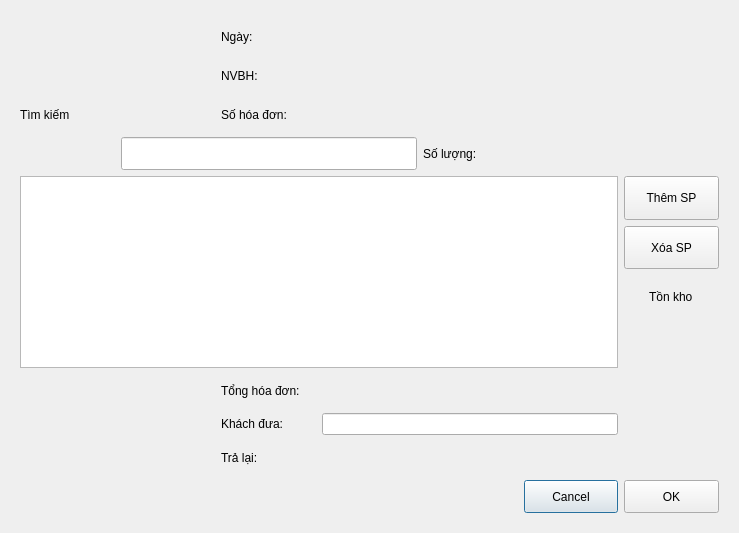
Old version of the form saleswindow.ui in the repository suofujita/nekolibro.
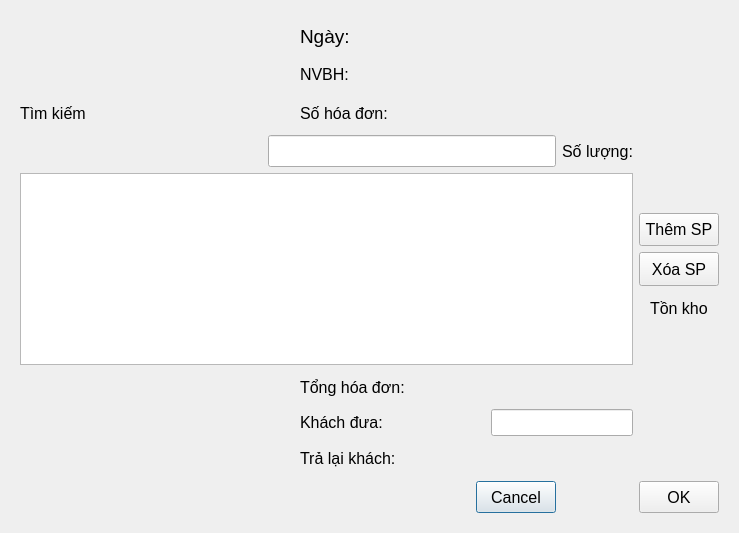
New version of the form. Icons and pictures are not drawn.

Commit message: updated tính tiền in saleswindow and design ui basic

```diff
--- a/saleswindow.ui
+++ b/saleswindow.ui
@@ -23,14 +23,19 @@
    <item row="0" column="1">
     <widget class="QWidget" name="gridWidget" native="true">
      <layout class="QGridLayout" name="gridLayout_6">
-      <item row="0" column="3" colspan="4">
-       <widget class="QLabel" name="date_time">
+      <item row="3" column="1" colspan="5">
+       <widget class="QLineEdit" name="search">
         <property name="sizePolicy">
          <sizepolicy hsizetype="Preferred" vsizetype="Preferred">
           <horstretch>0</horstretch>
           <verstretch>0</verstretch>
          </sizepolicy>
         </property>
+        <property name="font">
+         <font>
+          <pointsize>12</pointsize>
+         </font>
+        </property>
         <property name="text">
          <string/>
         </property>
@@ -44,13 +49,135 @@
           <verstretch>0</verstretch>
          </sizepolicy>
         </property>
+        <property name="font">
+         <font>
+          <pointsize>12</pointsize>
+         </font>
+        </property>
         <property name="text">
          <string>Cancel</string>
         </property>
        </widget>
       </item>
-      <item row="8" column="6">
-       <widget class="QLabel" name="stock">
+      <item row="9" column="2">
+       <widget class="QLabel" name="label_6">
+        <property name="sizePolicy">
+         <sizepolicy hsizetype="Preferred" vsizetype="Preferred">
+          <horstretch>0</horstretch>
+          <verstretch>0</verstretch>
+         </sizepolicy>
+        </property>
+        <property name="font">
+         <font>
+          <pointsize>12</pointsize>
+         </font>
+        </property>
+        <property name="text">
+         <string>Tổng hóa đơn:</string>
+        </property>
+       </widget>
+      </item>
+      <item row="3" column="6">
+       <widget class="QLabel" name="label_10">
+        <property name="font">
+         <font>
+          <pointsize>12</pointsize>
+         </font>
+        </property>
+        <property name="text">
+         <string>Số lượng:</string>
+        </property>
+       </widget>
+      </item>
+      <item row="0" column="2">
+       <widget class="QLabel" name="label_3">
+        <property name="sizePolicy">
+         <sizepolicy hsizetype="Preferred" vsizetype="Preferred">
+          <horstretch>0</horstretch>
+          <verstretch>0</verstretch>
+         </sizepolicy>
+        </property>
+        <property name="font">
+         <font>
+          <pointsize>14</pointsize>
+         </font>
+        </property>
+        <property name="text">
+         <string>Ngày: </string>
+        </property>
+       </widget>
+      </item>
+      <item row="0" column="3" colspan="5">
+       <widget class="QLabel" name="date_time">
+        <property name="sizePolicy">
+         <sizepolicy hsizetype="Preferred" vsizetype="Preferred">
+          <horstretch>0</horstretch>
+          <verstretch>0</verstretch>
+         </sizepolicy>
+        </property>
+        <property name="font">
+         <font>
+          <pointsize>12</pointsize>
+          <bold>true</bold>
+         </font>
+        </property>
+        <property name="text">
+         <string/>
+        </property>
+       </widget>
+      </item>
+      <item row="2" column="3" colspan="5">
+       <widget class="QLabel" name="num_bill">
+        <property name="sizePolicy">
+         <sizepolicy hsizetype="Preferred" vsizetype="Preferred">
+          <horstretch>0</horstretch>
+          <verstretch>0</verstretch>
+         </sizepolicy>
+        </property>
+        <property name="font">
+         <font>
+          <pointsize>12</pointsize>
+          <bold>true</bold>
+         </font>
+        </property>
+        <property name="text">
+         <string/>
+        </property>
+       </widget>
+      </item>
+      <item row="3" column="7">
+       <widget class="QLabel" name="num_book">
+        <property name="font">
+         <font>
+          <pointsize>12</pointsize>
+          <bold>true</bold>
+         </font>
+        </property>
+        <property name="text">
+         <string/>
+        </property>
+       </widget>
+      </item>
+      <item row="1" column="2">
+       <widget class="QLabel" name="label_4">
+        <property name="sizePolicy">
+         <sizepolicy hsizetype="Preferred" vsizetype="Preferred">
+          <horstretch>0</horstretch>
+          <verstretch>0</verstretch>
+         </sizepolicy>
+        </property>
+        <property name="font">
+         <font>
+          <pointsize>12</pointsize>
+         </font>
+        </property>
+        <property name="text">
+         <string>NVBH:</string>
+        </property>
+       </widget>
+      </item>
+      <item row="2" column="1">
+       <widget class="QLabel" name="label_13">
         <property name="text">
          <string/>
         </property>
@@ -64,11 +191,96 @@
           <verstretch>0</verstretch>
          </sizepolicy>
         </property>
+        <property name="font">
+         <font>
+          <pointsize>12</pointsize>
+         </font>
+        </property>
         <property name="text">
          <string>Khách đưa:</string>
         </property>
        </widget>
       </item>
+      <item row="7" column="7" alignment="Qt::AlignmentFlag::AlignHCenter">
+       <widget class="QLabel" name="label_9">
+        <property name="font">
+         <font>
+          <pointsize>12</pointsize>
+         </font>
+        </property>
+        <property name="text">
+         <string>Tồn kho</string>
+        </property>
+       </widget>
+      </item>
+      <item row="5" column="7">
+       <widget class="QPushButton" name="add">
+        <property name="sizePolicy">
+         <sizepolicy hsizetype="Preferred" vsizetype="Preferred">
+          <horstretch>0</horstretch>
+          <verstretch>0</verstretch>
+         </sizepolicy>
+        </property>
+        <property name="font">
+         <font>
+          <pointsize>12</pointsize>
+         </font>
+        </property>
+        <property name="text">
+         <string>Thêm SP</string>
+        </property>
+       </widget>
+      </item>
+      <item row="12" column="7">
+       <widget class="QPushButton" name="pushButton_2">
+        <property name="sizePolicy">
+         <sizepolicy hsizetype="Preferred" vsizetype="Preferred">
+          <horstretch>0</horstretch>
+          <verstretch>0</verstretch>
+         </sizepolicy>
+        </property>
+        <property name="font">
+         <font>
+          <pointsize>12</pointsize>
+         </font>
+        </property>
+        <property name="text">
+         <string>OK</string>
+        </property>
+       </widget>
+      </item>
+      <item row="8" column="7">
+       <widget class="QLabel" name="stock">
+        <property name="font">
+         <font>
+          <pointsize>12</pointsize>
+          <bold>true</bold>
+         </font>
+        </property>
+        <property name="text">
+         <string/>
+        </property>
+       </widget>
+      </item>
+      <item row="1" column="3" colspan="5">
+       <widget class="QLabel" name="name">
+        <property name="sizePolicy">
+         <sizepolicy hsizetype="Preferred" vsizetype="Preferred">
+          <horstretch>0</horstretch>
+          <verstretch>0</verstretch>
+         </sizepolicy>
+        </property>
+        <property name="font">
+         <font>
+          <pointsize>12</pointsize>
+          <bold>true</bold>
+         </font>
+        </property>
+        <property name="text">
+         <string/>
+        </property>
+       </widget>
+      </item>
       <item row="2" column="0">
        <widget class="QLabel" name="label_2">
         <property name="sizePolicy">
@@ -77,32 +289,18 @@
           <verstretch>0</verstretch>
          </sizepolicy>
         </property>
+        <property name="font">
+         <font>
+          <pointsize>12</pointsize>
+         </font>
+        </property>
         <property name="text">
          <string>Tìm kiếm</string>
         </property>
        </widget>
       </item>
-      <item row="12" column="6">
-       <widget class="QPushButton" name="pushButton_2">
-        <property name="sizePolicy">
-         <sizepolicy hsizetype="Preferred" vsizetype="Preferred">
-          <horstretch>0</horstretch>
-          <verstretch>0</verstretch>
-         </sizepolicy>
-        </property>
-        <property name="text">
-         <string>OK</string>
-        </property>
-       </widget>
-      </item>
-      <item row="3" column="1" colspan="3">
-       <widget class="QLineEdit" name="search">
-        <property name="sizePolicy">
-         <sizepolicy hsizetype="Preferred" vsizetype="Preferred">
-          <horstretch>0</horstretch>
-          <verstretch>0</verstretch>
-         </sizepolicy>
-        </property>
+      <item row="0" column="0" rowspan="2">
+       <widget class="QLabel" name="logo">
         <property name="text">
          <string/>
         </property>
@@ -116,71 +314,32 @@
           <verstretch>0</verstretch>
          </sizepolicy>
         </property>
-        <property name="text">
-         <string>Trả lại:</string>
+        <property name="font">
+         <font>
+          <pointsize>12</pointsize>
+         </font>
         </property>
-       </widget>
-      </item>
-      <item row="2" column="3" colspan="4">
-       <widget class="QLabel" name="num_bill">
-        <property name="sizePolicy">
-         <sizepolicy hsizetype="Preferred" vsizetype="Preferred">
-          <horstretch>0</horstretch>
-          <verstretch>0</verstretch>
-         </sizepolicy>
-        </property>
         <property name="text">
-         <string/>
+         <string>Trả lại khách:</string>
         </property>
        </widget>
       </item>
-      <item row="5" column="6">
-       <widget class="QPushButton" name="add">
-        <property name="sizePolicy">
-         <sizepolicy hsizetype="Preferred" vsizetype="Preferred">
-          <horstretch>0</horstretch>
-          <verstretch>0</verstretch>
-         </sizepolicy>
+      <item row="3" column="0" alignment="Qt::AlignmentFlag::AlignRight">
+       <widget class="QLabel" name="label">
+        <property name="minimumSize">
+         <size>
+          <width>242</width>
+          <height>0</height>
+         </size>
         </property>
         <property name="text">
-         <string>Thêm SP</string>
-        </property>
-       </widget>
-      </item>
-      <item row="10" column="3" colspan="3">
-       <widget class="QLineEdit" name="lineEdit"/>
-      </item>
-      <item row="7" column="6" alignment="Qt::AlignmentFlag::AlignHCenter">
-       <widget class="QLabel" name="label_9">
-        <property name="text">
-         <string>Tồn kho</string>
-        </property>
-       </widget>
-      </item>
-      <item row="9" column="3" colspan="3">
-       <widget class="QLabel" name="total">
-        <property name="text">
          <string/>
         </property>
-       </widget>
-      </item>
-      <item row="3" column="5">
-       <widget class="QLabel" name="num_book">
-        <property name="text">
-         <string/>
+        <property name="pixmap">
+         <pixmap resource="galeries.qrc">:/image/search.png</pixmap>
         </property>
-       </widget>
-      </item>
-      <item row="1" column="3" colspan="4">
-       <widget class="QLabel" name="name">
-        <property name="sizePolicy">
-         <sizepolicy hsizetype="Preferred" vsizetype="Preferred">
-          <horstretch>0</horstretch>
-          <verstretch>0</verstretch>
-         </sizepolicy>
-        </property>
-        <property name="text">
-         <string/>
+        <property name="scaledContents">
+         <bool>true</bool>
         </property>
        </widget>
       </item>
@@ -192,39 +351,17 @@
           <verstretch>0</verstretch>
          </sizepolicy>
         </property>
+        <property name="font">
+         <font>
+          <pointsize>12</pointsize>
+         </font>
+        </property>
         <property name="text">
          <string>Số hóa đơn:</string>
         </property>
        </widget>
       </item>
-      <item row="0" column="2">
-       <widget class="QLabel" name="label_3">
-        <property name="sizePolicy">
-         <sizepolicy hsizetype="Preferred" vsizetype="Preferred">
-          <horstretch>0</horstretch>
-          <verstretch>0</verstretch>
-         </sizepolicy>
-        </property>
-        <property name="text">
-         <string>Ngày: </string>
-        </property>
-       </widget>
-      </item>
-      <item row="3" column="4">
-       <widget class="QLabel" name="label_10">
-        <property name="text">
-         <string>Số lượng:</string>
-        </property>
-       </widget>
-      </item>
-      <item row="11" column="3" colspan="3">
-       <widget class="QLabel" name="return_2">
-        <property name="text">
-         <string/>
-        </property>
-       </widget>
-      </item>
-      <item row="6" column="6">
+      <item row="6" column="7">
        <widget class="QPushButton" name="remove">
         <property name="sizePolicy">
          <sizepolicy hsizetype="Preferred" vsizetype="Preferred">
@@ -232,47 +369,59 @@
           <verstretch>0</verstretch>
          </sizepolicy>
         </property>
+        <property name="font">
+         <font>
+          <pointsize>12</pointsize>
+         </font>
+        </property>
         <property name="text">
          <string>Xóa SP</string>
         </property>
        </widget>
       </item>
-      <item row="1" column="2">
-       <widget class="QLabel" name="label_4">
-        <property name="sizePolicy">
-         <sizepolicy hsizetype="Preferred" vsizetype="Preferred">
-          <horstretch>0</horstretch>
-          <verstretch>0</verstretch>
-         </sizepolicy>
+      <item row="4" column="0" rowspan="5" colspan="7">
+       <widget class="QTableWidget" name="products">
+        <property name="font">
+         <font>
+          <pointsize>12</pointsize>
+         </font>
         </property>
-        <property name="text">
-         <string>NVBH:</string>
+       </widget>
+      </item>
+      <item row="10" column="3" colspan="4" alignment="Qt::AlignmentFlag::AlignRight">
+       <widget class="QLineEdit" name="lineEdit">
+        <property name="font">
+         <font>
+          <pointsize>12</pointsize>
+         </font>
         </property>
        </widget>
       </item>
-      <item row="9" column="2">
-       <widget class="QLabel" name="label_6">
-        <property name="sizePolicy">
-         <sizepolicy hsizetype="Preferred" vsizetype="Preferred">
-          <horstretch>0</horstretch>
-          <verstretch>0</verstretch>
-         </sizepolicy>
+      <item row="11" column="3" colspan="4" alignment="Qt::AlignmentFlag::AlignRight">
+       <widget class="QLabel" name="return_2">
+        <property name="font">
+         <font>
+          <pointsize>12</pointsize>
+         </font>
         </property>
         <property name="text">
-         <string>Tổng hóa đơn:</string>
+         <string/>
         </property>
        </widget>
       </item>
-      <item row="3" column="0">
-       <widget class="QLabel" name="label">
+      <item row="9" column="5" colspan="2" alignment="Qt::AlignmentFlag::AlignRight">
+       <widget class="QLabel" name="total">
+        <property name="font">
+         <font>
+          <pointsize>12</pointsize>
+          <bold>true</bold>
+         </font>
+        </property>
         <property name="text">
          <string/>
         </property>
        </widget>
       </item>
-      <item row="5" column="0" rowspan="4" colspan="6">
-       <widget class="QTableWidget" name="products"/>
-      </item>
      </layout>
     </widget>
    </item>
```
Left out of the diff: 10 changed lines with no effect on the pictures. The commit also changes 4 other files.
